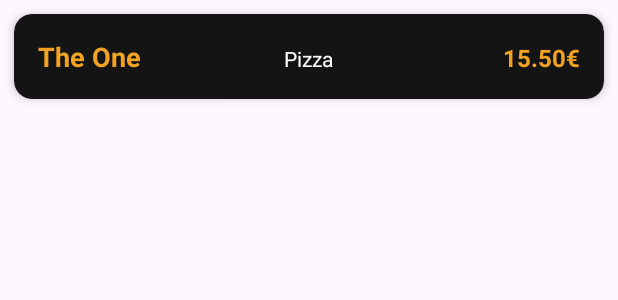
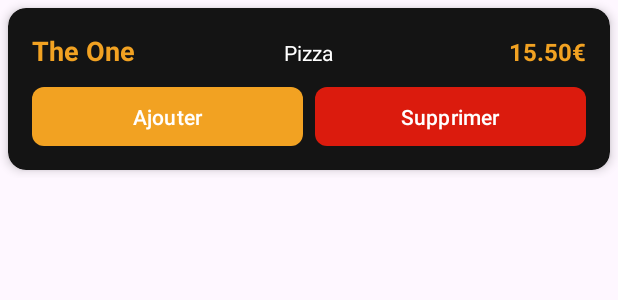
Before and after one commit to ryzwannj-dev/rahmansfood, an Android app: the layout home_food_card.xml on its own in the app's theme, with its tools: preview values and no code run, on a phone screen of 412 x 824 dp. Shown: the top 300 px of the screen. Run offline under Robolectric (Android 15) with nearby library versions, the phone set to English and light mode, and no system bars.

Commit message:
bouton edit visible selon type done

```diff
--- /dev/null
+++ b/app/src/main/res/drawable/button_delete_item.xml
@@ -0,0 +1,5 @@
+<shape xmlns:android="http://schemas.android.com/apk/res/android"
+    android:shape="rectangle">
+    <corners android:radius="8dp" />
+    <solid android:color="@color/red" />
+</shape>
--- a/app/src/main/res/layout/home_food_card.xml
+++ b/app/src/main/res/layout/home_food_card.xml
@@ -9,7 +9,7 @@
         android:id="@+id/cardView"
         android:layout_width="match_parent"
         android:layout_height="wrap_content"
-        android:layout_margin="@dimen/_7sdp"
+        android:layout_margin="@dimen/_4sdp"
         app:cardBackgroundColor="@color/background"
         app:cardCornerRadius="12dp"
         app:cardElevation="4dp"
@@ -104,7 +104,7 @@
                 android:layout_height="wrap_content"
                 android:orientation="horizontal"
                 android:paddingTop="12dp"
-                android:visibility="gone">
+                android:visibility="visible">
 
                 <Button
                     android:id="@+id/btnAdd"
@@ -126,17 +126,18 @@
                     android:layout_marginEnd="8dp"
                     android:background="@drawable/button_edit_item"
                     android:textColor="@color/white"
+                    android:visibility="gone"
                     android:text="Modifier" />
 
                 <Button
-                    android:id="@+id/btnClose"
+                    android:id="@+id/btnDelete"
                     android:layout_width="0dp"
                     android:layout_height="@dimen/_30sdp"
                     android:layout_weight="1"
                     app:backgroundTint="@null"
                     android:textColor="@color/white"
-                    android:background="@drawable/button_edit_item"
-                    android:text="Refermer" />
+                    android:background="@drawable/button_delete_item"
+                    android:text="Supprimer" />
             </LinearLayout>
         </LinearLayout>
     </androidx.cardview.widget.CardView>
```
Also changed, not shown: app/src/main/AndroidManifest.xml (+5 -5 lines), app/src/main/java/com/example/rahmansfood/adapters/HomeFragmentAdapter.java (+10 -6 lines).
